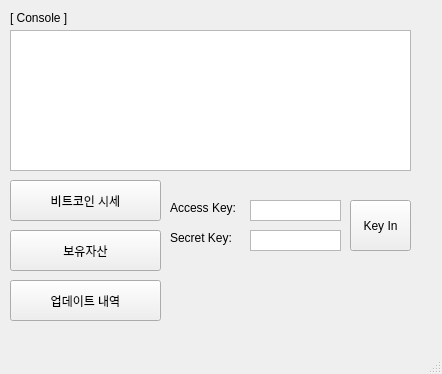
This is gui.ui in woody35545/Bitcoin_HTS as Qt 5 draws it before an edit. The edited form follows.
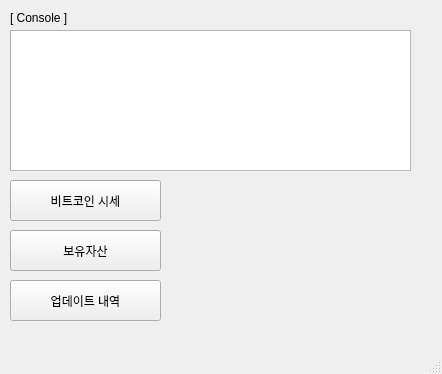
This is the edited form.

Commit message: mainWindow에서 로그인 관련 Gui 제거 [~] window.py: mainWindow에서 로그인 관련 gui 제거 [~] gui.ui: 로그인 관련 ui 제거

Patch:
```diff
--- a/gui.ui
+++ b/gui.ui
@@ -63,57 +63,6 @@
      <string>보유자산</string>
     </property>
    </widget>
-   <widget class="QTextEdit" name="textEdit_accessKey">
-    <property name="geometry">
-     <rect>
-      <x>250</x>
-      <y>200</y>
-      <width>91</width>
-      <height>21</height>
-     </rect>
-    </property>
-    <property name="focusPolicy">
-     <enum>Qt::WheelFocus</enum>
-    </property>
-    <property name="verticalScrollBarPolicy">
-     <enum>Qt::ScrollBarAlwaysOff</enum>
-    </property>
-    <property name="horizontalScrollBarPolicy">
-     <enum>Qt::ScrollBarAlwaysOff</enum>
-    </property>
-   </widget>
-   <widget class="QTextEdit" name="textEdit_secretKey">
-    <property name="geometry">
-     <rect>
-      <x>250</x>
-      <y>230</y>
-      <width>91</width>
-      <height>21</height>
-     </rect>
-    </property>
-    <property name="verticalScrollBarPolicy">
-     <enum>Qt::ScrollBarAlwaysOff</enum>
-    </property>
-    <property name="horizontalScrollBarPolicy">
-     <enum>Qt::ScrollBarAlwaysOff</enum>
-    </property>
-   </widget>
-   <widget class="QPushButton" name="btn_login">
-    <property name="geometry">
-     <rect>
-      <x>350</x>
-      <y>200</y>
-      <width>61</width>
-      <height>51</height>
-     </rect>
-    </property>
-    <property name="focusPolicy">
-     <enum>Qt::StrongFocus</enum>
-    </property>
-    <property name="text">
-     <string>Key In</string>
-    </property>
-   </widget>
    <widget class="QPushButton" name="btn_update">
     <property name="geometry">
      <rect>
@@ -127,32 +76,6 @@
      <string>업데이트 내역</string>
     </property>
    </widget>
-   <widget class="QLabel" name="label_2">
-    <property name="geometry">
-     <rect>
-      <x>170</x>
-      <y>200</y>
-      <width>101</width>
-      <height>16</height>
-     </rect>
-    </property>
-    <property name="text">
-     <string>Access Key:</string>
-    </property>
-   </widget>
-   <widget class="QLabel" name="label_3">
-    <property name="geometry">
-     <rect>
-      <x>170</x>
-      <y>230</y>
-      <width>101</width>
-      <height>16</height>
-     </rect>
-    </property>
-    <property name="text">
-     <string>Secret Key:</string>
-    </property>
-   </widget>
   </widget>
   <widget class="QMenuBar" name="menubar">
    <property name="geometry">
```
The commit also changes 5 other files.
